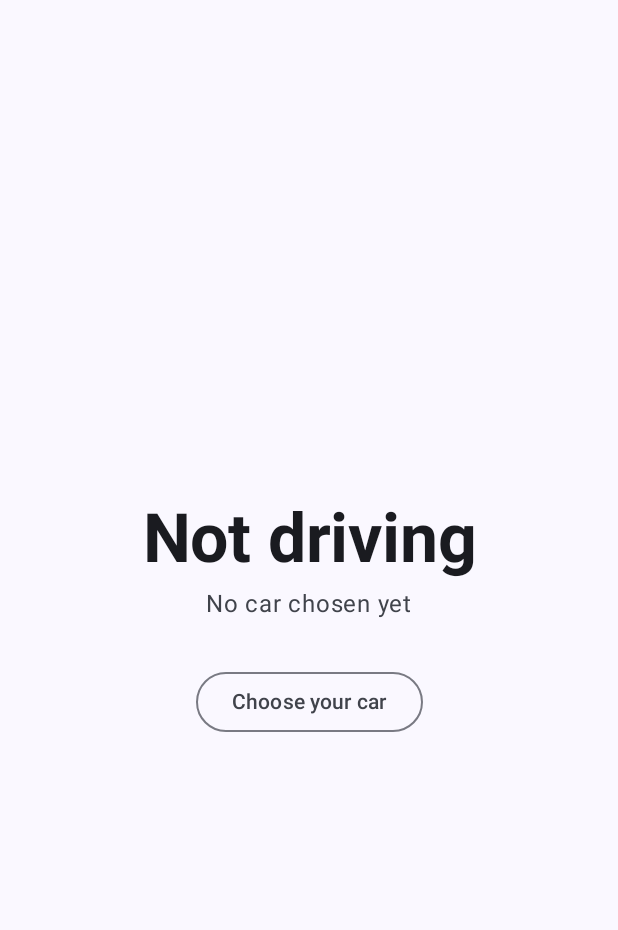
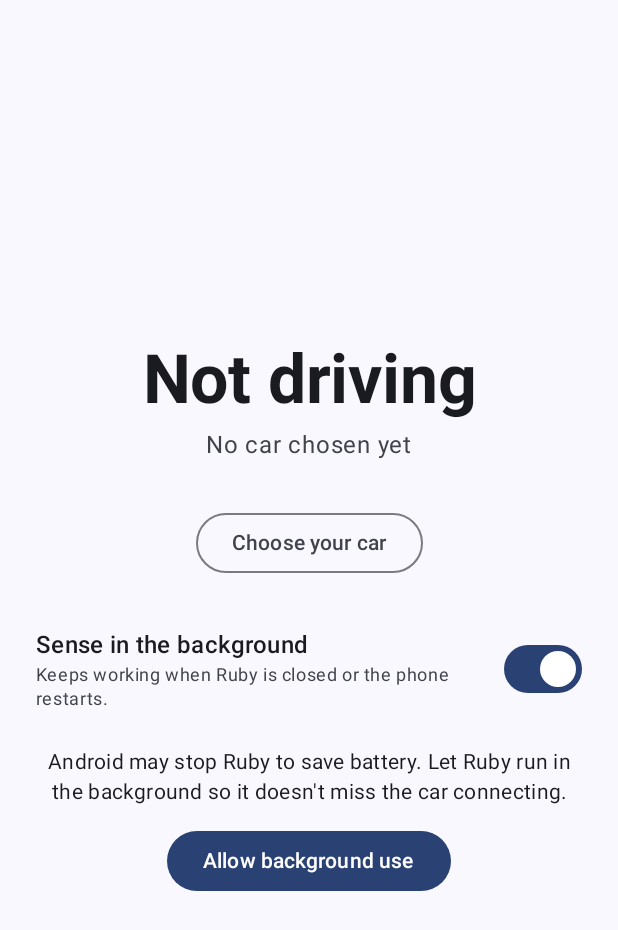
Before and after one commit to martinqb/ruby, an Android app built with Jetpack Compose: the screen it shows after launch (MainActivity), on a phone screen of 412 x 824 dp. Shown: the top 930 px of the screen. Run offline under Robolectric (Android 15) with nearby library versions, the phone set to English and light mode, and no system bars.

Commit message:
Phase 2: keep sensing running in the background
- Foreground service (connectedDevice) with a "Context sensing on"
  notification that shows Driving / Not driving
- Restart sensing after reboot and app updates
- "Sense in the background" switch, saved with DataStore
- Prompt to exclude Ruby from battery optimization
- Ask for notification permission with Bluetooth (Android 13+)

Co-Authored-By: Claude Opus 5.5 <noreply@anthropic.com>

```diff
--- a/app/src/main/java/com/martin/ruby/MainActivity.kt
+++ b/app/src/main/java/com/martin/ruby/MainActivity.kt
@@ -1,8 +1,12 @@
 package com.martin.ruby
 
 import android.Manifest
+import android.annotation.SuppressLint
+import android.content.ActivityNotFoundException
+import android.content.Intent
 import android.os.Build
 import android.os.Bundle
+import android.provider.Settings
 import androidx.activity.ComponentActivity
 import androidx.activity.compose.BackHandler
 import androidx.activity.compose.setContent
@@ -18,9 +22,11 @@ import androidx.compose.runtime.remember
 import androidx.compose.runtime.saveable.rememberSaveable
 import androidx.compose.runtime.setValue
 import androidx.compose.ui.Modifier
+import androidx.core.net.toUri
 import androidx.lifecycle.lifecycleScope
 import com.martin.ruby.bluetooth.CarBluetooth
 import com.martin.ruby.data.CarSettings
+import com.martin.ruby.sensing.BackgroundSensing
 import com.martin.ruby.ui.CarPickerScreen
 import com.martin.ruby.ui.MainScreen
 import com.martin.ruby.ui.theme.RubyTheme
@@ -31,13 +37,15 @@ class MainActivity : ComponentActivity() {
 
     private lateinit var settings: CarSettings
 
-    // Compose redraws the screen whenever this changes.
+    // Compose redraws the screen whenever these change.
     private var hasBluetoothPermission by mutableStateOf(false)
+    private var batteryOptimized by mutableStateOf(false)
 
     private val permissionLauncher =
-        registerForActivityResult(ActivityResultContracts.RequestPermission()) { granted ->
-            hasBluetoothPermission = granted
+        registerForActivityResult(ActivityResultContracts.RequestMultiplePermissions()) {
+            hasBluetoothPermission = CarBluetooth.hasPermission(this)
             refreshCarState()
+            startSensingIfEnabled()
         }
 
     override fun onCreate(savedInstanceState: Bundle?) {
@@ -46,13 +54,14 @@ class MainActivity : ComponentActivity() {
         hasBluetoothPermission = CarBluetooth.hasPermission(this)
 
         // Ask the first time the app opens.
-        if (savedInstanceState == null && !hasBluetoothPermission) requestBluetoothPermission()
+        if (savedInstanceState == null && !hasBluetoothPermission) requestPermissions()
 
         enableEdgeToEdge()
         setContent {
             RubyTheme {
                 val car by settings.car.collectAsState(initial = null)
                 val carConnected by settings.carConnected.collectAsState(initial = false)
+                val backgroundSensing by settings.backgroundSensing.collectAsState(initial = true)
                 var showCarPicker by rememberSaveable { mutableStateOf(false) }
 
                 Scaffold(modifier = Modifier.fillMaxSize()) { innerPadding ->
@@ -77,8 +86,12 @@ class MainActivity : ComponentActivity() {
                             car = car,
                             driving = car != null && carConnected,
                             hasBluetoothPermission = hasBluetoothPermission,
-                            onRequestPermission = ::requestBluetoothPermission,
+                            onRequestPermission = ::requestPermissions,
                             onChooseCar = { showCarPicker = true },
+                            backgroundSensing = backgroundSensing,
+                            onBackgroundSensingChange = ::setBackgroundSensing,
+                            batteryOptimized = batteryOptimized,
+                            onAllowBackground = ::askToIgnoreBatteryOptimization,
                             modifier = Modifier.padding(innerPadding),
                         )
                     }
@@ -89,25 +102,58 @@ class MainActivity : ComponentActivity() {
 
     override fun onResume() {
         super.onResume()
-        // The user may have changed the permission in Settings, or the car may have
+        // The user may have changed a permission or battery setting, or the car may have
         // connected while Ruby was closed, so check again whenever the screen comes back.
         hasBluetoothPermission = CarBluetooth.hasPermission(this)
+        batteryOptimized = BackgroundSensing.isBatteryOptimized(this)
         refreshCarState()
+        startSensingIfEnabled()
     }
 
-    private fun requestBluetoothPermission() {
-        if (Build.VERSION.SDK_INT >= Build.VERSION_CODES.S) {
-            permissionLauncher.launch(Manifest.permission.BLUETOOTH_CONNECT)
+    /** Bluetooth (Android 12+) and notifications (Android 13+), asked together. */
+    private fun requestPermissions() {
+        val permissions = buildList {
+            if (Build.VERSION.SDK_INT >= Build.VERSION_CODES.S) {
+                add(Manifest.permission.BLUETOOTH_CONNECT)
+            }
+            if (Build.VERSION.SDK_INT >= Build.VERSION_CODES.TIRAMISU) {
+                add(Manifest.permission.POST_NOTIFICATIONS)
+            }
+        }
+        if (permissions.isNotEmpty()) permissionLauncher.launch(permissions.toTypedArray())
+    }
+
+    private fun refreshCarState() {
+        CarBluetooth.refreshSavedState(this, settings, lifecycleScope)
+    }
+
+    private fun startSensingIfEnabled() {
+        lifecycleScope.launch {
+            if (settings.backgroundSensing.first()) BackgroundSensing.start(this@MainActivity)
         }
     }
 
-    /** Asks Android whether the saved car is connected right now and saves the answer. */
-    private fun refreshCarState() {
+    private fun setBackgroundSensing(enabled: Boolean) {
         lifecycleScope.launch {
-            val car = settings.car.first() ?: return@launch
-            CarBluetooth.checkConnectedNow(this@MainActivity, car.address) { connected ->
-                lifecycleScope.launch { settings.setCarConnected(connected) }
-            }
+            settings.setBackgroundSensing(enabled)
+            if (enabled) BackgroundSensing.start(this@MainActivity)
+            else BackgroundSensing.stop(this@MainActivity)
+        }
+    }
+
+    /** Shows Android's "Let Ruby run in the background?" dialog. */
+    @SuppressLint("BatteryLife") // Ruby needs to run all day; that's the point of the app.
+    private fun askToIgnoreBatteryOptimization() {
+        try {
+            startActivity(
+                Intent(
+                    Settings.ACTION_REQUEST_IGNORE_BATTERY_OPTIMIZATIONS,
+                    "package:$packageName".toUri(),
+                )
+            )
+        } catch (e: ActivityNotFoundException) {
+            // Some phones don't have the dialog; open the battery settings list instead.
+            startActivity(Intent(Settings.ACTION_IGNORE_BATTERY_OPTIMIZATION_SETTINGS))
         }
     }
 }
--- a/app/src/main/java/com/martin/ruby/bluetooth/CarBluetooth.kt
+++ b/app/src/main/java/com/martin/ruby/bluetooth/CarBluetooth.kt
@@ -10,6 +10,10 @@ import android.content.pm.PackageManager
 import android.os.Build
 import androidx.core.content.ContextCompat
 import com.martin.ruby.data.Car
+import com.martin.ruby.data.CarSettings
+import kotlinx.coroutines.CoroutineScope
+import kotlinx.coroutines.flow.first
+import kotlinx.coroutines.launch
 
 /** Small helpers for the Bluetooth calls the app needs. */
 object CarBluetooth {
@@ -34,6 +38,19 @@ object CarBluetooth {
                 .sortedBy { it.name.lowercase() }
         } catch (e: SecurityException) {
             emptyList()
+        }
+    }
+
+    /**
+     * Checks whether the saved car is connected right now and saves the answer.
+     * [scope] must run on the main thread.
+     */
+    fun refreshSavedState(context: Context, settings: CarSettings, scope: CoroutineScope) {
+        scope.launch {
+            val car = settings.car.first() ?: return@launch
+            checkConnectedNow(context, car.address) { connected ->
+                scope.launch { settings.setCarConnected(connected) }
+            }
         }
     }
 
--- a/app/src/main/java/com/martin/ruby/data/CarSettings.kt
+++ b/app/src/main/java/com/martin/ruby/data/CarSettings.kt
@@ -24,6 +24,16 @@ class CarSettings(private val context: Context) {
         val CAR_ADDRESS = stringPreferencesKey("car_address")
         val CAR_NAME = stringPreferencesKey("car_name")
         val CAR_CONNECTED = booleanPreferencesKey("car_connected")
+        val BACKGROUND_SENSING = booleanPreferencesKey("background_sensing")
+    }
+
+    /** Whether Ruby keeps sensing when the app is closed. On by default. */
+    val backgroundSensing: Flow<Boolean> = context.dataStore.data.map { prefs ->
+        prefs[Keys.BACKGROUND_SENSING] ?: true
+    }
+
+    suspend fun setBackgroundSensing(enabled: Boolean) {
+        context.dataStore.edit { prefs -> prefs[Keys.BACKGROUND_SENSING] = enabled }
     }
 
     /** The chosen car, or null if the user hasn't picked one yet. */
--- /dev/null
+++ b/app/src/main/java/com/martin/ruby/sensing/BackgroundSensing.kt
@@ -0,0 +1,34 @@
+package com.martin.ruby.sensing
+
+import android.content.Context
+import android.content.Intent
+import android.os.PowerManager
+import androidx.core.content.ContextCompat
+import com.martin.ruby.bluetooth.CarBluetooth
+
+/** Starts and stops the background service, and checks battery settings. */
+object BackgroundSensing {
+
+    /** Starts the service if Ruby has the Bluetooth permission it needs. Safe to call again. */
+    fun start(context: Context) {
+        if (!CarBluetooth.hasPermission(context)) return
+        try {
+            ContextCompat.startForegroundService(
+                context, Intent(context, SensingService::class.java)
+            )
+        } catch (e: IllegalStateException) {
+            // Android 12+ blocks starting from the background in some cases. The service
+            // will start the next time Ruby is opened.
+        }
+    }
+
+    fun stop(context: Context) {
+        context.stopService(Intent(context, SensingService::class.java))
+    }
+
+    /** True while Android may pause or kill Ruby to save battery. */
+    fun isBatteryOptimized(context: Context): Boolean {
+        val power = context.getSystemService(PowerManager::class.java) ?: return false
+        return !power.isIgnoringBatteryOptimizations(context.packageName)
+    }
+}
--- a/app/src/main/java/com/martin/ruby/ui/MainScreen.kt
+++ b/app/src/main/java/com/martin/ruby/ui/MainScreen.kt
@@ -2,13 +2,17 @@ package com.martin.ruby.ui
 
 import androidx.compose.foundation.layout.Arrangement
 import androidx.compose.foundation.layout.Column
+import androidx.compose.foundation.layout.Row
 import androidx.compose.foundation.layout.Spacer
 import androidx.compose.foundation.layout.fillMaxSize
+import androidx.compose.foundation.layout.fillMaxWidth
 import androidx.compose.foundation.layout.height
 import androidx.compose.foundation.layout.padding
+import androidx.compose.foundation.layout.width
 import androidx.compose.material3.Button
 import androidx.compose.material3.MaterialTheme
 import androidx.compose.material3.OutlinedButton
+import androidx.compose.material3.Switch
 import androidx.compose.material3.Text
 import androidx.compose.runtime.Composable
 import androidx.compose.ui.Alignment
@@ -28,6 +32,10 @@ fun MainScreen(
     hasBluetoothPermission: Boolean,
     onRequestPermission: () -> Unit,
     onChooseCar: () -> Unit,
+    backgroundSensing: Boolean,
+    onBackgroundSensingChange: (Boolean) -> Unit,
+    batteryOptimized: Boolean,
+    onAllowBackground: () -> Unit,
     modifier: Modifier = Modifier,
 ) {
     Column(
@@ -63,6 +71,34 @@ fun MainScreen(
             OutlinedButton(onClick = onChooseCar) {
                 Text(if (car == null) "Choose your car" else "Change car")
             }
+            Spacer(Modifier.height(32.dp))
+            Row(
+                modifier = Modifier.fillMaxWidth(),
+                verticalAlignment = Alignment.CenterVertically,
+            ) {
+                Column(Modifier.weight(1f)) {
+                    Text("Sense in the background", style = MaterialTheme.typography.titleMedium)
+                    Text(
+                        "Keeps working when Ruby is closed or the phone restarts.",
+                        style = MaterialTheme.typography.bodySmall,
+                        color = MaterialTheme.colorScheme.onSurfaceVariant,
+                    )
+                }
+                Spacer(Modifier.width(16.dp))
+                Switch(checked = backgroundSensing, onCheckedChange = onBackgroundSensingChange)
+            }
+
+            if (backgroundSensing && batteryOptimized) {
+                Spacer(Modifier.height(24.dp))
+                Text(
+                    "Android may stop Ruby to save battery. Let Ruby run in the background " +
+                        "so it doesn't miss the car connecting.",
+                    style = MaterialTheme.typography.bodyMedium,
+                    textAlign = TextAlign.Center,
+                )
+                Spacer(Modifier.height(12.dp))
+                Button(onClick = onAllowBackground) { Text("Allow background use") }
+            }
         }
     }
 }
@@ -77,6 +113,10 @@ private fun MainScreenPreview() {
             hasBluetoothPermission = true,
             onRequestPermission = {},
             onChooseCar = {},
+            backgroundSensing = true,
+            onBackgroundSensingChange = {},
+            batteryOptimized = true,
+            onAllowBackground = {},
         )
     }
 }
```
Also changed, not shown: app/src/main/AndroidManifest.xml (+24 -0 lines), app/src/main/java/com/martin/ruby/sensing/BootReceiver.kt (added, +36 -0 lines), app/src/main/java/com/martin/ruby/sensing/SensingService.kt (added, +133 -0 lines), app/src/main/res/drawable/ic_notification.xml (added, +11 -0 lines).
